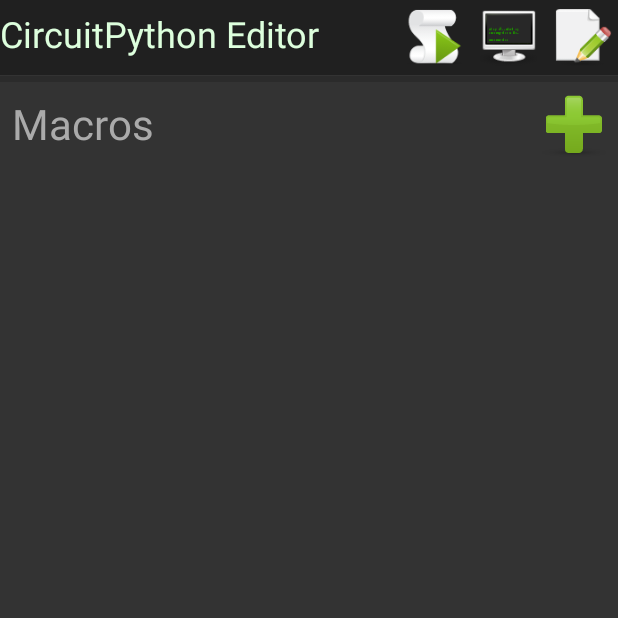
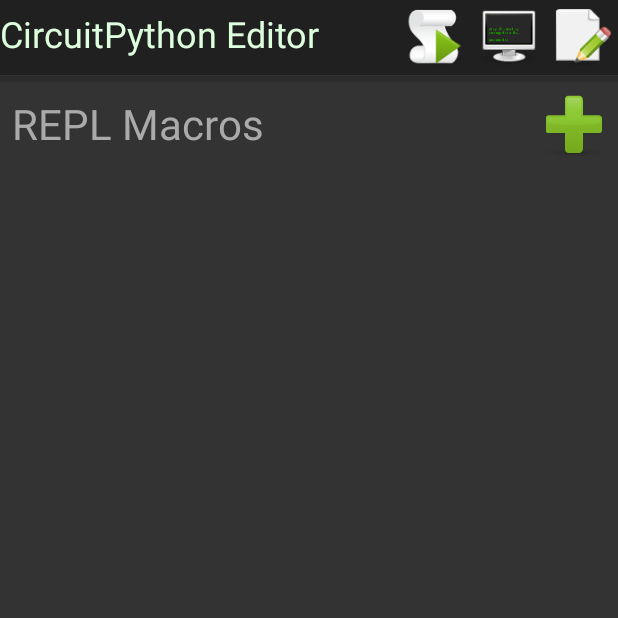
Before and after one commit to FoamyGuy/Android_CircuitPython_Editor, an Android app: the screen it shows after launch (MainActivity), after a tap on an icon or button, on a phone screen of 412 x 824 dp, the top half of it. Run offline under Robolectric (Android 15) with nearby library versions, the phone set to English and light mode, and no system bars; libraries missing offline, so code that uses them is left out: com.felhr.usbserial; 2 statements that could not run were skipped.

Commit message:
error checking for trying to run macros when not in REPL

```diff
--- a/app/src/main/res/layout/terminal_layout.xml
+++ b/app/src/main/res/layout/terminal_layout.xml
@@ -81,7 +81,7 @@
         <TextView
             android:layout_width="wrap_content"
             android:layout_height="wrap_content"
-            android:text="Macros"
+            android:text="REPL Macros"
             android:textColor="#aaaaaa"
             android:textSize="28sp"
             android:layout_alignParentLeft="true"
```
Also changed, not shown: app/src/main/java/com/foamyguy/circuitpythoneditor/MainActivity.java (+8 -4 lines).
